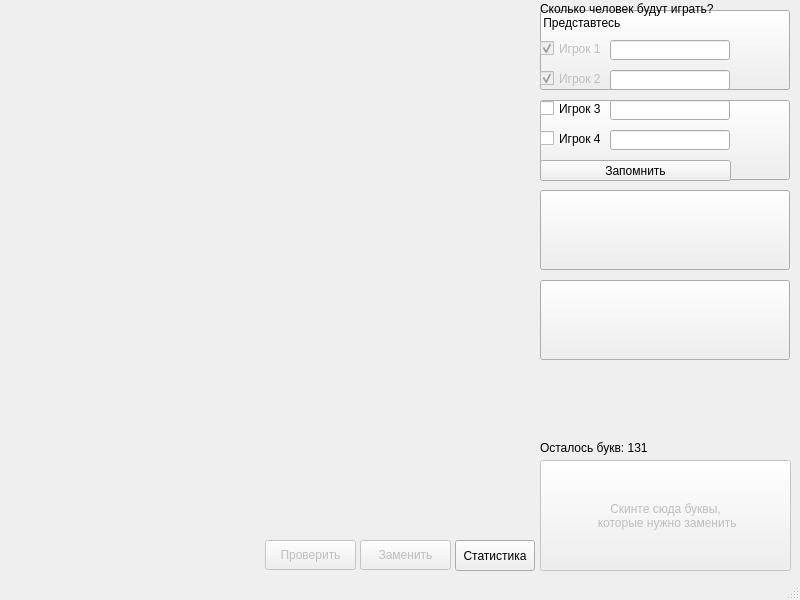
Old version of the form design.ui in the repository brrr-ali/Scrabble.
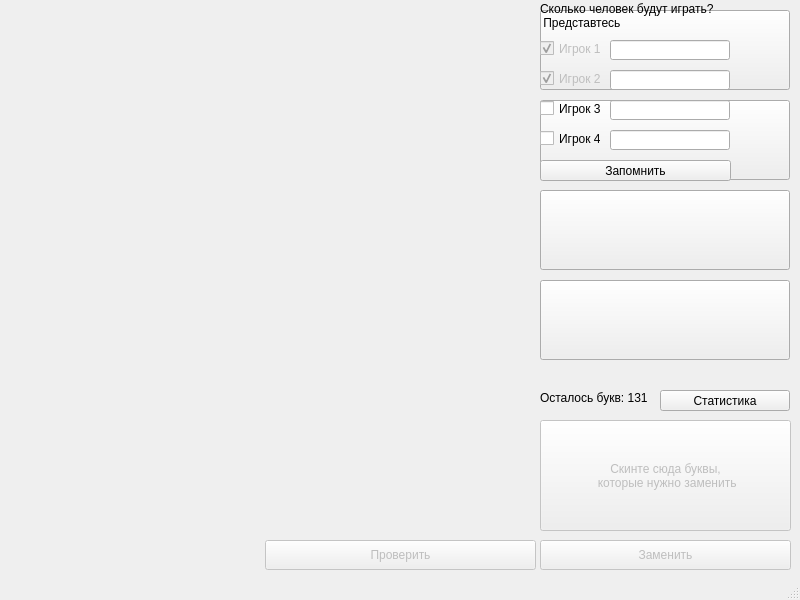
New version of the form.

Diff of the .ui file:
```diff
--- a/design.ui
+++ b/design.ui
@@ -28,7 +28,7 @@
      <rect>
       <x>265</x>
       <y>540</y>
-      <width>91</width>
+      <width>271</width>
       <height>30</height>
      </rect>
     </property>
@@ -42,9 +42,9 @@
     </property>
     <property name="geometry">
      <rect>
-      <x>360</x>
+      <x>540</x>
       <y>540</y>
-      <width>91</width>
+      <width>251</width>
       <height>30</height>
      </rect>
     </property>
@@ -59,7 +59,7 @@
     <property name="geometry">
      <rect>
       <x>540</x>
-      <y>460</y>
+      <y>420</y>
       <width>251</width>
       <height>111</height>
      </rect>
@@ -73,7 +73,7 @@
     <property name="geometry">
      <rect>
       <x>540</x>
-      <y>440</y>
+      <y>390</y>
       <width>111</width>
       <height>16</height>
      </rect>
@@ -256,10 +256,10 @@
    <widget class="QPushButton" name="statistics">
     <property name="geometry">
      <rect>
-      <x>455</x>
-      <y>540</y>
-      <width>80</width>
-      <height>31</height>
+      <x>660</x>
+      <y>390</y>
+      <width>130</width>
+      <height>21</height>
      </rect>
     </property>
     <property name="text">
```
